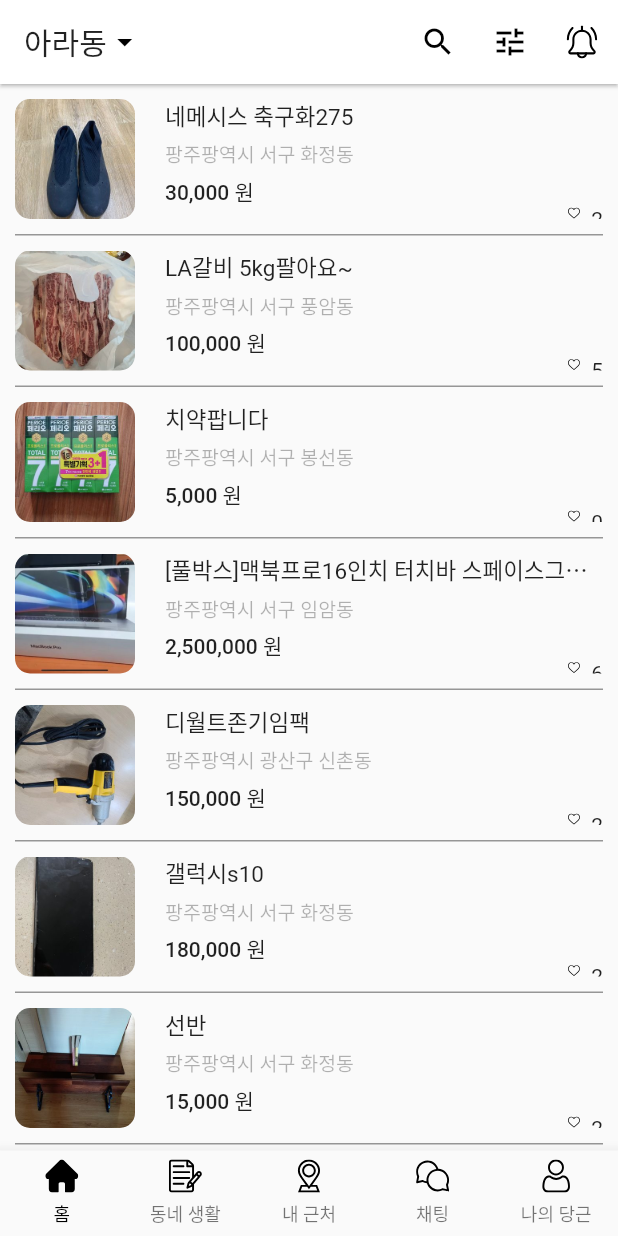
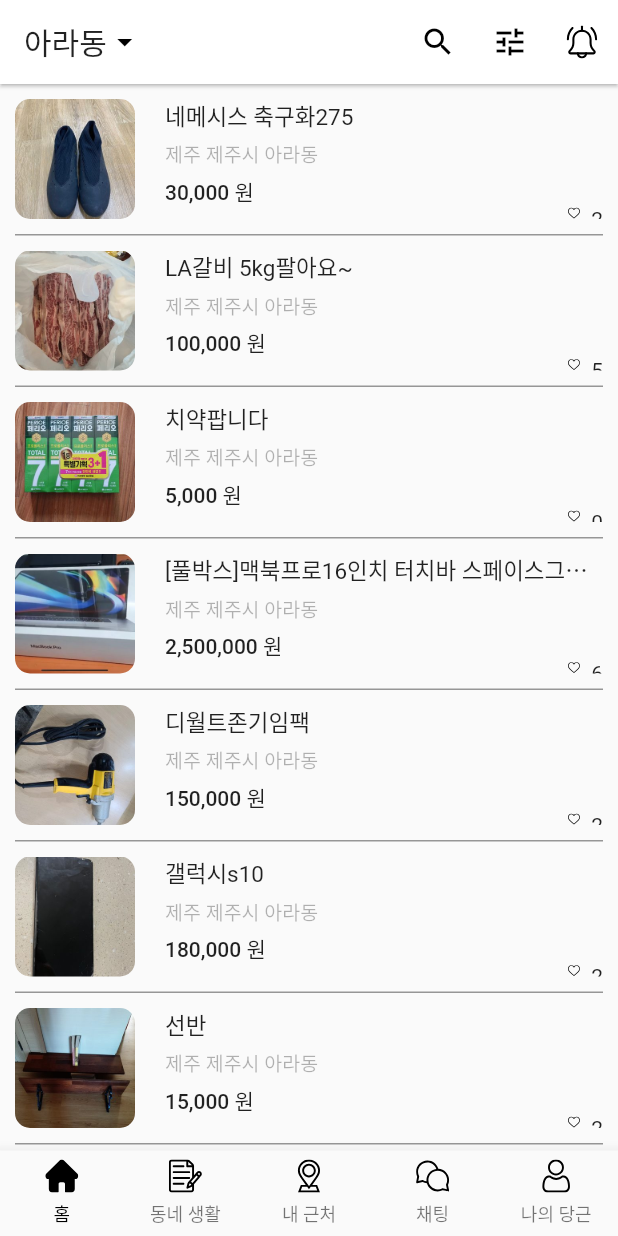
Before and after one commit to Ohgyuchan/shopping_clone, a Flutter app: the screen it shows after launch, on a phone screen of 412 x 824 dp. Run offline on Flutter 3.47's test engine with Material 2 defaults, Android fonts, the phone set to English and light mode, and no system bars; our stand-ins replace flutter_svg.

Commit message:
contents_repository로 데이터 관리하기

```diff
--- a/lib/page/home.dart
+++ b/lib/page/home.dart
@@ -1,6 +1,7 @@
 import 'package:flutter/material.dart';
 import 'package:flutter_svg/svg.dart';
 import 'package:intl/intl.dart';
+import 'package:shopping_clone/repository/contents_repository.dart';
 
 class Home extends StatefulWidget {
   const Home({Key? key}) : super(key: key);
@@ -10,84 +11,18 @@
 }
 
 class _HomeState extends State<Home> {
-  List<Map<String, String>> data = [];
+  String currentLocation = 'ara';
+  ContentsRepository contentsRepository = ContentsRepository();
+
+  final Map<String, String> locationTypeToString = {
+    'ara': '아라동',
+    'ora': '오라동',
+    'donam': '도남동',
+  };
 
   @override
   void initState() {
     super.initState();
-
-    data = [
-      {
-        "image": "assets/images/ara-1.jpg",
-        "title": "네메시스 축구화275",
-        "location": "팡주팡역시 서구 화정동",
-        "price": "30000",
-        "likes": "2"
-      },
-      {
-        "image": "assets/images/ara-2.jpg",
-        "title": "LA갈비 5kg팔아요~",
-        "location": "팡주팡역시 서구 풍암동",
-        "price": "100000",
-        "likes": "5"
-      },
-      {
-        "image": "assets/images/ara-3.jpg",
-        "title": "치약팝니다",
-        "location": "팡주팡역시 서구 봉선동",
-        "price": "5000",
-        "likes": "0"
-      },
-      {
-        "image": "assets/images/ara-4.jpg",
-        "title": "[풀박스]맥북프로16인치 터치바 스페이스그레이 256GB",
-        "location": "팡주팡역시 서구 임암동",
-        "price": "2500000",
-        "likes": "6"
-      },
-      {
-        "image": "assets/images/ara-5.jpg",
-        "title": "디월트존기임팩",
-        "location": "팡주팡역시 광산구 신촌동",
-        "price": "150000",
-        "likes": "2"
-      },
-      {
-        "image": "assets/images/ara-6.jpg",
-        "title": "갤럭시s10",
-        "location": "팡주팡역시 서구 화정동",
-        "price": "180000",
-        "likes": "2"
-      },
-      {
-        "image": "assets/images/ara-7.jpg",
-        "title": "선반",
-        "location": "팡주팡역시 서구 화정동",
-        "price": "15000",
-        "likes": "2"
-      },
-      {
-        "image": "assets/images/ara-8.jpg",
-        "title": "냉장 쇼케이스",
-        "location": "팡주팡역시 북구 용봉동",
-        "price": "80000",
-        "likes": "3"
-      },
-      {
-        "image": "assets/images/ara-9.jpg",
-        "title": "대우 미니냉장고",
-        "location": "팡주팡역시 서구 화정동",
-        "price": "30000",
-        "likes": "3"
-      },
-      {
-        "image": "assets/images/ara-10.jpg",
-        "title": "멜킨스 풀업 턱걸이 판매합니다.",
-        "location": "팡주팡역시 서구 풍암동",
-        "price": "50000",
-        "likes": "7"
-      },
-    ];
   }
 
   AppBar _appBarWidget() {
@@ -107,6 +42,9 @@
               1),
           onSelected: (String where) {
             print(where);
+            setState(() {
+              currentLocation = where;
+            });
           },
           itemBuilder: (BuildContext context) {
             return [
@@ -114,12 +52,16 @@
                 value: "ara",
                 child: Text('아라동'),
               ),
-              PopupMenuDivider(height: 1.0,),
+              PopupMenuDivider(
+                height: 1.0,
+              ),
               PopupMenuItem(
                 value: "ora",
                 child: Text('오라동'),
               ),
-              PopupMenuDivider(height: 1.0,),
+              PopupMenuDivider(
+                height: 1.0,
+              ),
               PopupMenuItem(
                 value: "donam",
                 child: Text('도남동'),
@@ -129,7 +71,7 @@
           child: Row(
             children: [
               Text(
-                '아라동',
+                "${locationTypeToString[currentLocation]}",
               ),
               Icon(Icons.arrow_drop_down)
             ],
@@ -138,8 +80,14 @@
       ),
       elevation: 1,
       actions: [
-        IconButton(onPressed: () {}, icon: Icon(Icons.search)),
-        IconButton(onPressed: () {}, icon: Icon(Icons.tune)),
+        IconButton(
+          onPressed: () {},
+          icon: Icon(Icons.search),
+        ),
+        IconButton(
+          onPressed: () {},
+          icon: Icon(Icons.tune),
+        ),
         IconButton(
             onPressed: () {},
             icon: SvgPicture.asset(
@@ -155,7 +103,16 @@
     return "${oCcy.format(int.parse(priceString))} 원";
   }
 
+  _loadContents() {
+    return contentsRepository.loadContentsFromLocation(currentLocation);
+  }
+
   Widget _bodyWidget() {
+    return FutureBuilder(
+      future: _loadContents(),
+      builder: (context, snapshot) {
+        List<Map<String, String>> data =
+            snapshot.data as List<Map<String, String>>;
         return ListView.separated(
           padding: const EdgeInsets.symmetric(horizontal: 10),
           itemBuilder: (BuildContext _context, int index) {
@@ -234,6 +191,8 @@
           },
           itemCount: 10,
         );
+      },
+    );
   }
 
   @override
--- a/lib/repository/contents_repository.dart
+++ b/lib/repository/contents_repository.dart
@@ -0,0 +1,157 @@
+class ContentsRepository {
+  Map<String, dynamic> data = {
+    "ara": [
+      {
+        "image": "assets/images/ara-1.jpg",
+        "title": "네메시스 축구화275",
+        "location": "제주 제주시 아라동",
+        "price": "30000",
+        "likes": "2"
+      },
+      {
+        "image": "assets/images/ara-2.jpg",
+        "title": "LA갈비 5kg팔아요~",
+        "location": "제주 제주시 아라동",
+        "price": "100000",
+        "likes": "5"
+      },
+      {
+        "image": "assets/images/ara-3.jpg",
+        "title": "치약팝니다",
+        "location": "제주 제주시 아라동",
+        "price": "5000",
+        "likes": "0"
+      },
+      {
+        "image": "assets/images/ara-4.jpg",
+        "title": "[풀박스]맥북프로16인치 터치바 스페이스그레이",
+        "location": "제주 제주시 아라동",
+        "price": "2500000",
+        "likes": "6"
+      },
+      {
+        "image": "assets/images/ara-5.jpg",
+        "title": "디월트존기임팩",
+        "location": "제주 제주시 아라동",
+        "price": "150000",
+        "likes": "2"
+      },
+      {
+        "image": "assets/images/ara-6.jpg",
+        "title": "갤럭시s10",
+        "location": "제주 제주시 아라동",
+        "price": "180000",
+        "likes": "2"
+      },
+      {
+        "image": "assets/images/ara-7.jpg",
+        "title": "선반",
+        "location": "제주 제주시 아라동",
+        "price": "15000",
+        "likes": "2"
+      },
+      {
+        "image": "assets/images/ara-8.jpg",
+        "title": "냉장 쇼케이스",
+        "location": "제주 제주시 아라동",
+        "price": "80000",
+        "likes": "3"
+      },
+      {
+        "image": "assets/images/ara-9.jpg",
+        "title": "대우 미니냉장고",
+        "location": "제주 제주시 아라동",
+        "price": "30000",
+        "likes": "3"
+      },
+      {
+        "image": "assets/images/ara-10.jpg",
+        "title": "멜킨스 풀업 턱걸이 판매합니다.",
+        "location": "제주 제주시 아라동",
+        "price": "50000",
+        "likes": "7"
+      },
+    ],
+    "ora": [
+      {
+        "image": "assets/images/ora-1.jpg",
+        "title": "LG 통돌이세탁기 15kg(내부",
+        "location": "제주 제주시 오라동",
+        "price": "150000",
+        "likes": "13"
+      },
+      {
+        "image": "assets/images/ora-2.jpg",
+        "title": "3단책장 전면책장 가져가실분",
+        "location": "제주 제주시 오라동",
+        "price": "0",
+        "likes": "6"
+      },
+      {
+        "image": "assets/images/ora-3.jpg",
+        "title": "브리츠 컴퓨터용 스피커",
+        "location": "제주 제주시 오라동",
+        "price": "1000",
+        "likes": "4"
+      },
+      {
+        "image": "assets/images/ora-4.jpg",
+        "title": "안락 의자",
+        "location": "제주 제주시 오라동",
+        "price": "10000",
+        "likes": "1"
+      },
+      {
+        "image": "assets/images/ora-5.jpg",
+        "title": "어린이책 무료드림",
+        "location": "제주 제주시 오라동",
+        "price": "무료나눔",
+        "likes": "1"
+      },
+      {
+        "image": "assets/images/ora-6.jpg",
+        "title": "어린이책 무료드림",
+        "location": "제주 제주시 오라동",
+        "price": "무료나눔",
+        "likes": "0"
+      },
+      {
+        "image": "assets/images/ora-7.jpg",
+        "title": "칼세트 재제품 팝니다",
+        "location": "제주 제주시 오라동",
+        "price": "20000",
+        "likes": "5"
+      },
+      {
+        "image": "assets/images/ora-8.jpg",
+        "title": "아이팜장난감정리함팔아요",
+        "location": "제주 제주시 오라동",
+        "price": "30000",
+        "likes": "29"
+      },
+      {
+        "image": "assets/images/ora-9.jpg",
+        "title": "한색책상책장수납장세트 팝니다.",
+        "location": "제주 제주시 오라동",
+        "price": "1500000",
+        "likes": "1"
+      },
+      {
+        "image": "assets/images/ora-10.jpg",
+        "title": "순성 데일리 오가닉 카시트",
+        "location": "제주 제주시 오라동",
+        "price": "60000",
+        "likes": "8"
+      },
+    ]
+  };
+
+  Future<List<Map<String, String>>> loadContentsFromLocation(
+      String location) async {
+    await Future.delayed(
+      Duration(milliseconds: 0),
+    );
+    // throw Exception();
+    return data[location];
+  }
+}
```
Also changed, not shown: 6 other files. Lines whose indentation alone changed are shown as unchanged.
